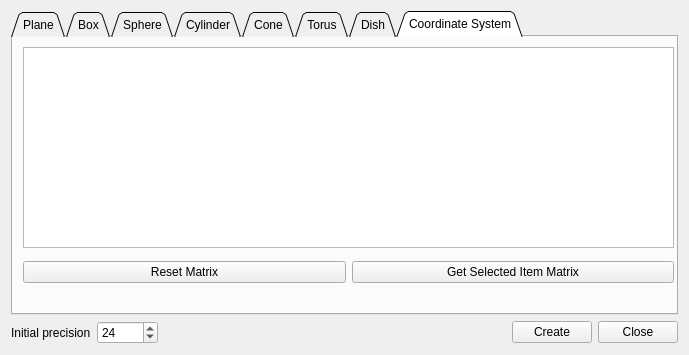
Before: the Qt Designer form eCV/ui_templates/primitiveFactoryDlg.ui in Asher-1/ACloudViewer, drawn with Qt 5.
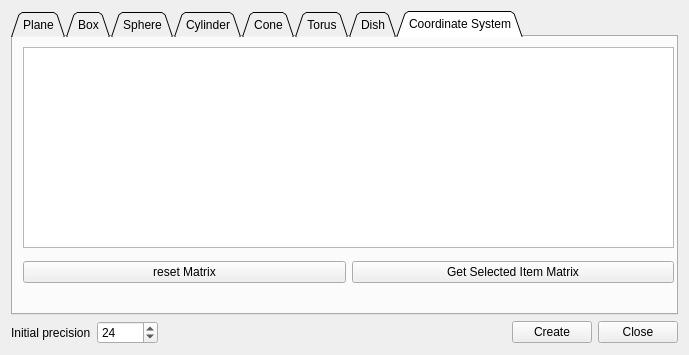
After: the same form once the commit is applied. Icons and pictures are not drawn.

What changed in the file:
```diff
--- a/eCV/ui_templates/primitiveFactoryDlg.ui
+++ b/eCV/ui_templates/primitiveFactoryDlg.ui
@@ -976,7 +976,7 @@
         <item>
          <widget class="QPushButton" name="csClearMatrixButton">
           <property name="text">
-           <string>Reset Matrix</string>
+           <string>reset Matrix</string>
           </property>
          </widget>
         </item>
```
